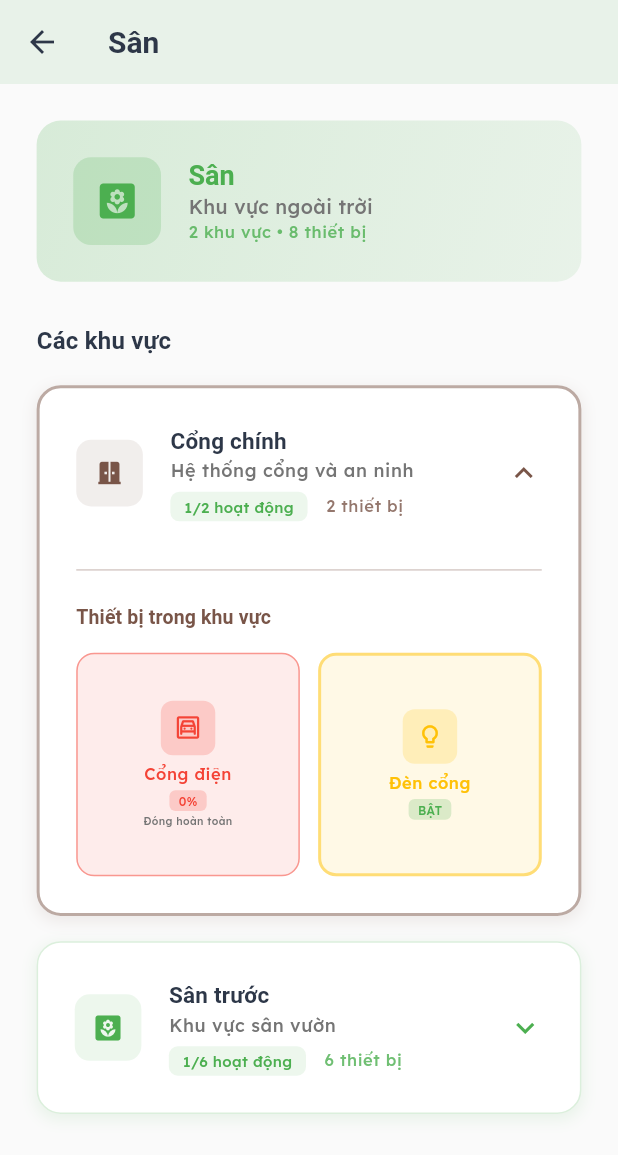
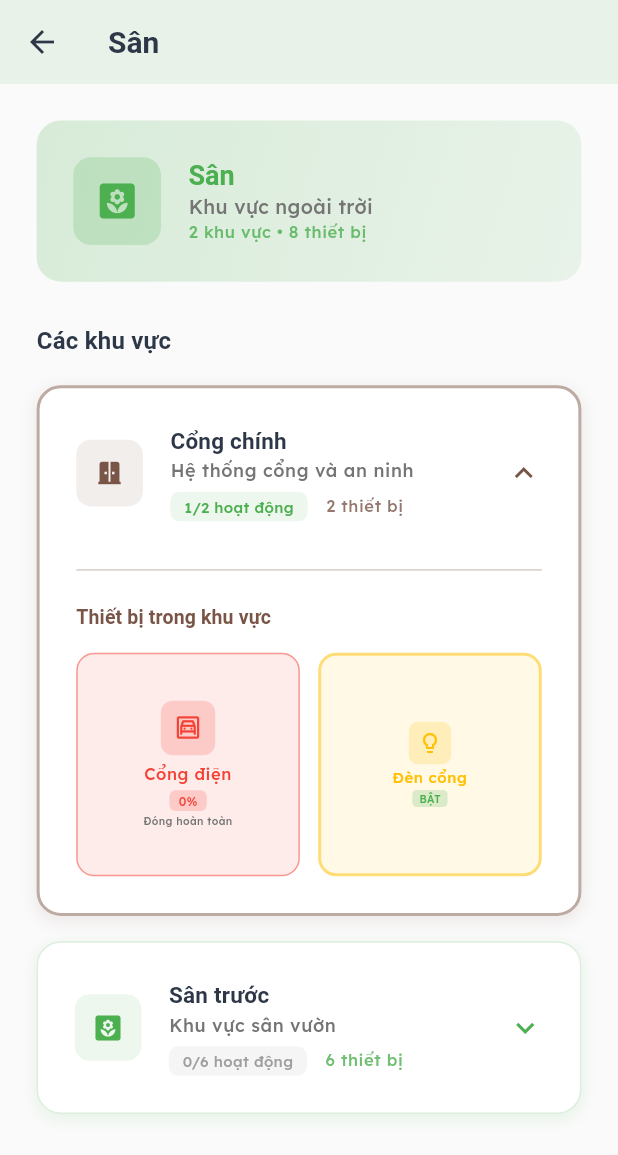
Before and after one commit to Vudangkhoa0910/Eco-SmartHome, a Flutter app: the HouseFloorScreen screen opened directly with sample values from the repository, after a tap on "Cổng chính", after a tap on "Đèn cổng", on a phone screen of 412 x 824 dp. Shown: the top 1155 px of the screen. Run offline on Flutter 3.47's test engine with Material 3 defaults, Android fonts, the light colour scheme and no system bars; our stand-ins replace cloud_firestore, firebase_auth, firebase_core, flutter_svg, flutter_tts, get_it and 7 more; missing offline and left inert: awesome_circular_chart, mobile_scanner, mqtt_client; accounts and stored records are empty; key blocks and very long unbroken strings in the code were emptied for the run.

Commit message:
khoa:update device_state & mqtt_service v3

```diff
--- /dev/null
+++ b/lib/service/device_state_service.dart
@@ -0,0 +1,168 @@
+import 'dart:async';
+import 'dart:convert';
+
+/// Device State Management Service
+/// Quản lý trạng thái thiết bị và đồng bộ với ESP32 & Firebase
+class DeviceStateService {
+  static final DeviceStateService _instance = DeviceStateService._internal();
+  factory DeviceStateService() => _instance;
+  DeviceStateService._internal();
+
+  // Device state storage
+  final Map<String, bool> _deviceStates = {};
+  final Map<String, DateTime> _lastUpdated = {};
+
+  // Stream controllers for state changes
+  final StreamController<Map<String, bool>> _stateController =
+      StreamController<Map<String, bool>>.broadcast();
+  final StreamController<DeviceStateUpdate> _updateController =
+      StreamController<DeviceStateUpdate>.broadcast();
+
+  // Getters
+  Stream<Map<String, bool>> get stateStream => _stateController.stream;
+  Stream<DeviceStateUpdate> get updateStream => _updateController.stream;
+  Map<String, bool> get currentStates => Map<String, bool>.from(_deviceStates);
+
+  /// Get device state (returns false if not found)
+  bool getDeviceState(String deviceId) {
+    return _deviceStates[deviceId] ?? false;
+  }
+
+  /// Update device state locally (from MQTT or UI)
+  void updateDeviceState(String deviceId, bool isOn, {String? source}) {
+    bool previousState = _deviceStates[deviceId] ?? false;
+
+    // Only update if state actually changed
+    if (previousState != isOn) {
+      _deviceStates[deviceId] = isOn;
+      _lastUpdated[deviceId] = DateTime.now();
+
+      print('🔄 Device state updated: $deviceId = $isOn (source: ${source ?? "unknown"})');
+
+      // Emit state change
+      _stateController.add(currentStates);
+      _updateController.add(DeviceStateUpdate(
+        deviceId: deviceId,
+        isOn: isOn,
+        timestamp: DateTime.now(),
+        source: source ?? 'unknown',
+      ));
+    }
+  }
+
+  /// Update multiple device states at once
+  void updateMultipleStates(Map<String, bool> states, {String? source}) {
+    bool hasChanges = false;
+
+    states.forEach((deviceId, isOn) {
+      bool previousState = _deviceStates[deviceId] ?? false;
+      if (previousState != isOn) {
+        _deviceStates[deviceId] = isOn;
+        _lastUpdated[deviceId] = DateTime.now();
+        hasChanges = true;
+      }
+    });
+
+    if (hasChanges) {
+      print('🔄 Multiple device states updated (source: ${source ?? "unknown"})');
+      _stateController.add(currentStates);
+
+      // Emit individual updates
+      states.forEach((deviceId, isOn) {
+        _updateController.add(DeviceStateUpdate(
+          deviceId: deviceId,
+          isOn: isOn,
+          timestamp: DateTime.now(),
+          source: source ?? 'unknown',
+        ));
+      });
+    }
+  }
+
+  /// Parse device status from ESP32 JSON
+  void parseDeviceStatusJson(String jsonString) {
+    try {
+      final Map<String, dynamic> data = json.decode(jsonString);
+      String deviceId = data['device'] ?? '';
+      String state = data['state'] ?? 'OFF';
+      int timestamp = data['timestamp'] ?? 0;
+
+      if (deviceId.isNotEmpty) {
+        updateDeviceState(deviceId, state.toUpperCase() == 'ON', source: 'ESP32_JSON');
+      }
+    } catch (e) {
+      print('❌ Error parsing device status JSON: $e');
+    }
+  }
+
+  /// Get last update time for device
+  DateTime? getLastUpdated(String deviceId) {
+    return _lastUpdated[deviceId];
+  }
+
+  /// Check if device state is stale (older than 5 minutes)
+  bool isStateStale(String deviceId) {
+    final lastUpdate = _lastUpdated[deviceId];
+    if (lastUpdate == null) return true;
+
+    return DateTime.now().difference(lastUpdate).inMinutes > 5;
+  }
+
+  /// Get all stale devices
+  List<String> getStaleDevices() {
+    return _deviceStates.keys.where((deviceId) => isStateStale(deviceId)).toList();
+  }
+
+  /// Reset all device states (useful for app restart)
+  void resetAllStates() {
+    _deviceStates.clear();
+    _lastUpdated.clear();
+    _stateController.add(currentStates);
+    print('🔄 All device states reset');
+  }
+
+  /// Initialize with default states for common devices
+  void initializeDefaultStates() {
+    final defaultStates = {
+      'led_gate': false,
+      'led_around': false,
+      'kitchen_light': false,
+      'living_room_light': false,
+      'bedroom_light': false,
+      'corner_bedroom_light': false,
+      'yard_bedroom_light': false,
+      'worship_room_light': false,
+      'hallway_light': false,
+      'balcony_light': false,
+    };
+
+    updateMultipleStates(defaultStates, source: 'INIT');
+    print('✅ Default device states initialized');
+  }
+
+  /// Dispose resources
+  void dispose() {
+    _stateController.close();
+    _updateController.close();
+  }
+}
+
+/// Device state update event
+class DeviceStateUpdate {
+  final String deviceId;
+  final bool isOn;
+  final DateTime timestamp;
+  final String source;
+
+  DeviceStateUpdate({
+    required this.deviceId,
+    required this.isOn,
+    required this.timestamp,
+    required this.source,
+  });
+
+  @override
+  String toString() {
+    return 'DeviceStateUpdate(device: $deviceId, state: $isOn, source: $source, time: $timestamp)';
+  }
+}
--- a/lib/src/screens/house_floor/house_floor_screen.dart
+++ b/lib/src/screens/house_floor/house_floor_screen.dart
@@ -1,9 +1,11 @@
 import 'package:flutter/material.dart';
+import 'dart:async';
 import 'package:smart_home/config/size_config.dart';
 import 'package:smart_home/domain/entities/house_structure.dart';
 import 'package:smart_home/view/home_screen_view_model.dart';
 import 'package:smart_home/provider/getit.dart';
 import 'package:smart_home/service/mqtt_service.dart';
+import 'package:smart_home/service/device_state_service.dart';
 import 'package:smart_home/src/widgets/gate_device_control_widget.dart';
 
 class HouseFloorScreen extends StatefulWidget {
@@ -24,6 +26,9 @@
   String? _expandedRoomName;
   final HomeScreenViewModel _model = getIt<HomeScreenViewModel>();
   final MqttService _mqttService = getIt<MqttService>();
+  final DeviceStateService _deviceStateService = DeviceStateService();
+
+  late StreamSubscription _deviceStateSubscription;
 
   @override
   void initState() {
@@ -32,11 +37,21 @@
       duration: const Duration(milliseconds: 300),
       vsync: this,
     );
+
+    // Listen to device state changes
+    _deviceStateSubscription = _deviceStateService.stateStream.listen((states) {
+      if (mounted) {
+        setState(() {
+          // Trigger rebuild when device states change
+        });
+      }
+    });
   }
 
   @override
   void dispose() {
     _animationController.dispose();
+    _deviceStateSubscription.cancel();
     super.dispose();
   }
 
@@ -395,45 +410,48 @@
         ),
         child: Column(
           mainAxisAlignment: MainAxisAlignment.center,
+          mainAxisSize: MainAxisSize.min, // Add this to prevent overflow
           children: [
             // Device Icon với hiệu ứng - Smaller
             Container(
-              padding: EdgeInsets.all(getProportionateScreenWidth(6)),
+              padding: EdgeInsets.all(getProportionateScreenWidth(4)), // Reduced from 6
               decoration: BoxDecoration(
                 color: currentState
                     ? device.color.withOpacity(0.2)
                     : Colors.grey.withOpacity(0.1),
-                borderRadius: BorderRadius.circular(8),
+                borderRadius: BorderRadius.circular(6), // Reduced from 8
               ),
               child: Icon(
                 device.icon,
                 color: currentState ? device.color : Colors.grey,
-                size: 18,
+                size: 16, // Reduced from 18
               ),
             ),
 
-            SizedBox(height: getProportionateScreenHeight(4)),
+            SizedBox(height: getProportionateScreenHeight(2)), // Reduced from 4
 
             // Device Name - Smaller
-            Text(
+            Flexible( // Wrap with Flexible to prevent overflow
+              child: Text(
                 device.name,
                 style: Theme.of(context).textTheme.bodySmall!.copyWith(
                       fontWeight: FontWeight.w600,
                       color: currentState ? device.color : Colors.grey[700],
-                    fontSize: 11,
+                      fontSize: 10, // Reduced from 11
                     ),
                 textAlign: TextAlign.center,
                 maxLines: 2,
                 overflow: TextOverflow.ellipsis,
               ),
+            ),
 
-            SizedBox(height: getProportionateScreenHeight(2)),
+            SizedBox(height: getProportionateScreenHeight(1)), // Reduced from 2
 
             // Status Indicator - Smaller
             Container(
               padding: EdgeInsets.symmetric(
-                horizontal: getProportionateScreenWidth(4),
-                vertical: getProportionateScreenHeight(1),
+                horizontal: getProportionateScreenWidth(3), // Reduced from 4
+                vertical: getProportionateScreenHeight(0.5), // Reduced from 1
               ),
               decoration: BoxDecoration(
                 color: isControllable
@@ -441,7 +459,7 @@
                         ? Colors.green.withOpacity(0.2)
                         : Colors.grey.withOpacity(0.2))
                     : Colors.orange.withOpacity(0.2),
-                borderRadius: BorderRadius.circular(4),
+                borderRadius: BorderRadius.circular(3), // Reduced from 4
               ),
               child: Text(
                 isControllable ? (currentState ? 'BẬT' : 'TẮT') : 'N/A',
@@ -449,7 +467,7 @@
                   color: isControllable
                       ? (currentState ? Colors.green : Colors.grey)
                       : Colors.orange,
-                  fontSize: 8,
+                  fontSize: 7, // Reduced from 8
                   fontWeight: FontWeight.w600,
                 ),
               ),
@@ -496,18 +514,26 @@
   }
 
   bool _getDeviceState(SmartDevice device) {
+    // Extract device id from MQTT topic for device state service
+    String deviceId = _extractDeviceId(device.mqttTopic);
+
+    // For specific ESP32 devices, use device state service
+    switch (device.mqttTopic) {
+      case 'khoasmarthome/led_gate':
+        return _deviceStateService.getDeviceState('led_gate');
+      case 'khoasmarthome/led_around':
+        return _deviceStateService.getDeviceState('led_around');
+      case 'khoasmarthome/motor':
+        // Sử dụng trạng thái cổng thực tế thay vì boolean
+        return _model.currentGateLevel > 0; // Mở nếu level > 0
+    }
+
+    // For legacy devices, keep existing logic
     switch (device.mqttTopic) {
       // ESP32 Dev (outdoor) devices
       case 'khoasmarthome/led1':
         return !_model.isLightOn; // Đảo trạng thái vì ESP32 dùng cực âm
       case 'khoasmarthome/led2':
-        return !_model.isACON; // Đảo trạng thái vì ESP32 dùng cực âm
-      case 'khoasmarthome/motor':
-        // Sử dụng trạng thái cổng thực tế thay vì boolean
-        return _model.currentGateLevel > 0; // Mở nếu level > 0
-      case 'khoasmarthome/led_gate':
-        return !_model.isLightOn; // Đảo trạng thái vì ESP32 dùng cực âm
-      case 'khoasmarthome/led_around':
         return !_model.isACON; // Đảo trạng thái vì ESP32 dùng cực âm
       case 'khoasmarthome/awning':
         return _model.isSpeakerON; // Sử dụng state speaker cho mái che
@@ -554,9 +580,56 @@
     }
   }
 
+  // Helper function to extract device ID from MQTT topic
+  String _extractDeviceId(String mqttTopic) {
+    switch (mqttTopic) {
+      case 'khoasmarthome/led_gate':
+        return 'led_gate';
+      case 'khoasmarthome/led_around':
+        return 'led_around';
+      case 'inside/kitchen_light':
+        return 'kitchen_light';
+      case 'inside/living_room_light':
+        return 'living_room_light';
+      case 'inside/bedroom_light':
+        return 'bedroom_light';
+      case 'inside/corner_bedroom_light':
+        return 'corner_bedroom_light';
+      case 'inside/yard_bedroom_light':
+        return 'yard_bedroom_light';
+      case 'inside/worship_room_light':
+        return 'worship_room_light';
+      case 'inside/hallway_light':
+        return 'hallway_light';
+      case 'inside/balcony_light':
+        return 'balcony_light';
+      default:
+        // Extract from topic format: prefix/device_name or prefix/device_name/status
+        final parts = mqttTopic.split('/');
+        return parts.length >= 2 ? parts.last : mqttTopic;
+    }
+  }
+
   void _toggleDevice(SmartDevice device) {
+    String deviceId = _extractDeviceId(device.mqttTopic);
+    bool currentState = _getDeviceState(device);
+    bool newState = !currentState;
+
+    // Update device state service first
+    _deviceStateService.updateDeviceState(deviceId, newState, source: 'UI');
+
     switch (device.mqttTopic) {
-      // ESP32 Dev (outdoor) devices
+      // ESP32 devices - use direct MQTT control
+      case 'khoasmarthome/led_gate':
+        _mqttService.controlLedGate(newState);
+        print('🔄 UI: LED Gate = $newState via MQTT');
+        break;
+      case 'khoasmarthome/led_around':
+        _mqttService.controlLedAround(newState);
+        print('🔄 UI: LED Around = $newState via MQTT');
+        break;
+
+      // Legacy ESP32 Dev devices
       case 'khoasmarthome/led1':
         _model.toggleLed1();
         break;
@@ -565,14 +638,6 @@
         break;
       case 'khoasmarthome/motor':
         _model.toggleMotor();
-        break;
-      case 'khoasmarthome/led_gate':
-        // Điều khiển đèn cổng từ ESP32
-        _model.toggleLed1(); // Sử dụng cùng logic với led1 để điều khiển LED Gate
-        break;
-      case 'khoasmarthome/led_around':
-        // Điều khiển đèn xung quanh từ ESP32
-        _model.toggleLed2(); // Sử dụng cùng logic với led2 để điều khiển LED Around
         break;
       case 'khoasmarthome/awning':
         // Điều khiển mái che
```
Also changed, not shown: lib/service/mqtt_service_simple.dart (+96 -0 lines). Lines whose indentation alone changed are shown as unchanged.
